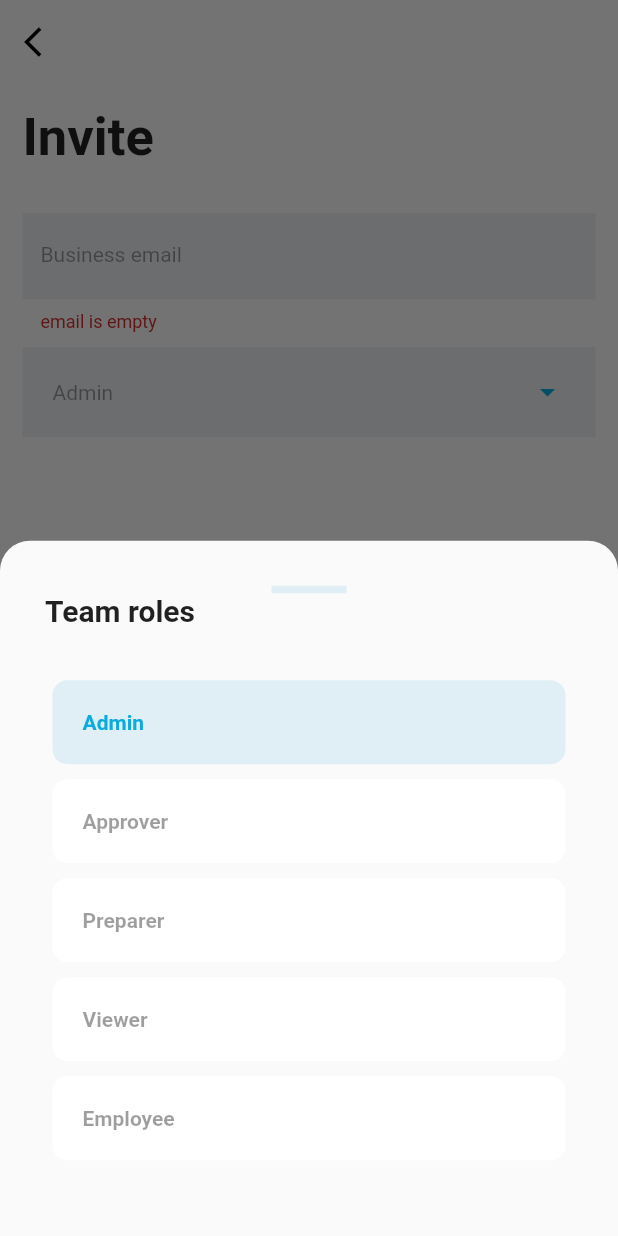
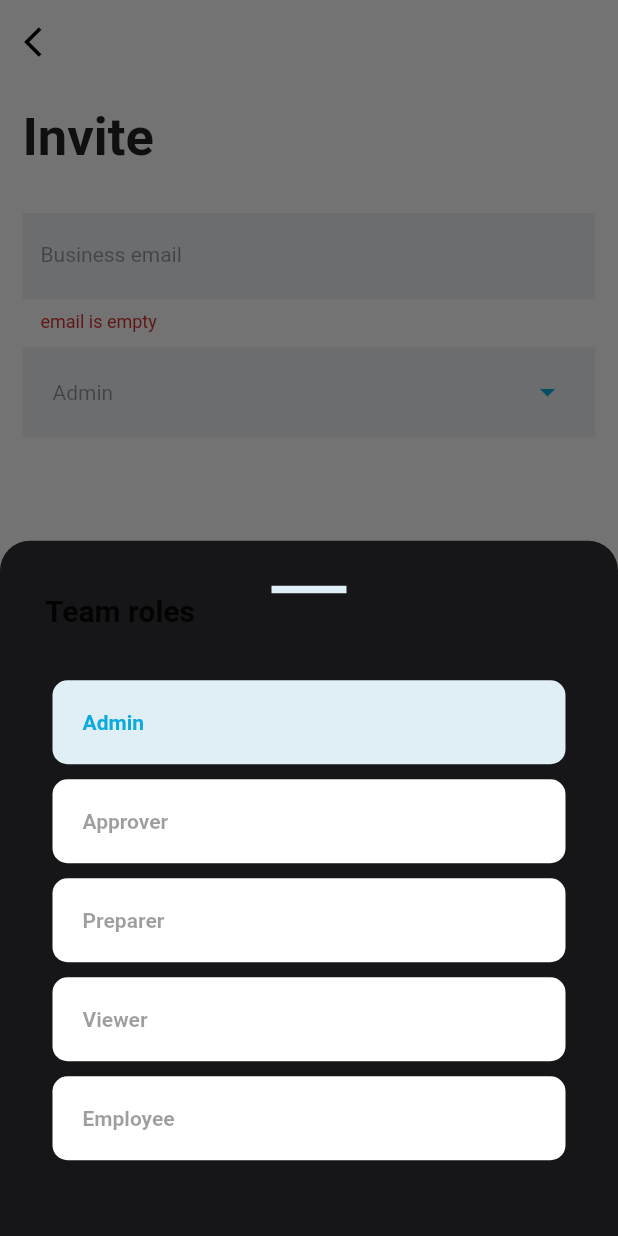
Before and after one commit to shanmugam28/Marlo-Task, a Flutter app: the InviteScreen screen opened directly, after a tap on "Continue", after a tap on "Admin", on a phone screen of 412 x 824 dp. Run offline on Flutter 3.47's test engine with Material 2 defaults, Android fonts, the phone set to English and light mode, and no system bars.

Commit message:
implemented dark theme

```diff
--- a/lib/api_manager.dart
+++ b/lib/api_manager.dart
@@ -58,7 +58,6 @@ class ApiManager {
             InvitedContact.fromJson(invite),
           );
         });
-        debugPrint("ApiManager getAllPeople: checkzzz contacts ${allContacts.length}");
       }
     }
     return {
--- a/lib/constants.dart
+++ b/lib/constants.dart
@@ -47,6 +47,17 @@ ThemeData darkTheme = ThemeData(
   accentColor: accentColor,
   primarySwatch: accentColor,
   bottomNavigationBarTheme: bottomNavigationBarTheme,
+  scaffoldBackgroundColor: Colors.black,
+  appBarTheme: const AppBarTheme(
+    color: Colors.black,
+    elevation: 0.0,
+    titleTextStyle: TextStyle(
+      fontWeight: FontWeight.bold,
+      fontSize: 30.0,
+      color: Colors.white,
+    ),
+    actionsIconTheme: IconThemeData(color: disabledColor),
+  ),
 );
 
 BottomNavigationBarThemeData get bottomNavigationBarTheme => const BottomNavigationBarThemeData(
--- a/lib/screens/invite_screen.dart
+++ b/lib/screens/invite_screen.dart
@@ -3,6 +3,7 @@ import 'package:marlo_task/api_manager.dart';
 import 'package:marlo_task/contact_atributes/invite_contact.dart';
 import 'package:marlo_task/providers/data_manager.dart';
 import 'package:marlo_task/widgets/my_app_bar.dart';
+import 'package:provider/provider.dart';
 import 'package:uuid/uuid.dart';
 
 import '../contact_atributes/Role.dart';
@@ -113,7 +114,6 @@ class _ContinueButtonState extends State<_ContinueButton> {
 
   _onTap() async {
     String email = widget.emailTextController.text.trim();
-    debugPrint("_ContinueButtonState build: checkzzz is email empty ${email.isEmpty} and role ${widget.role.call()}");
     if (email.isEmpty) {
       widget.emailError?.call('email is empty');
       return;
@@ -151,7 +151,7 @@ class _ContinueButtonState extends State<_ContinueButton> {
       } else {
         if (response?.error == 'EMAIL_EXISTS') {
           widget.emailError?.call('Email already exist');
-        } else if(response?.error == 'INVALID_EMAIL'){
+        } else if (response?.error == 'INVALID_EMAIL') {
           widget.emailError?.call('Enter a valid email');
         }
       }
@@ -177,6 +177,7 @@ class _EmailTextField extends StatelessWidget {
 
   @override
   Widget build(BuildContext context) {
+    DataManager dataManager = Provider.of<DataManager>(context, listen: false);
     return TextField(
       controller: controller,
       cursorColor: Theme.of(context).disabledColor,
@@ -188,7 +189,7 @@ class _EmailTextField extends StatelessWidget {
           color: Theme.of(context).disabledColor,
           fontSize: 14.0,
         ),
-        fillColor: const Color(0xFFE9EEF0),
+        fillColor: dataManager.isDarkTheme ? const Color(0xFF232323) : const Color(0xFFE9EEF0),
         filled: true,
       ),
     );
@@ -213,15 +214,18 @@ class _RoleSelectorState extends State<_RoleSelector> {
   Role? selectedRole;
   List<Role> roles = List.from(Role.values)..removeAt(0);
 
+  late DataManager dataManager;
+
   @override
   Widget build(BuildContext context) {
+    dataManager = Provider.of<DataManager>(context, listen: false);
     return InkWell(
       onTap: _showBottomSheet,
       child: Container(
         height: 60.0,
         width: double.infinity,
-        decoration: const BoxDecoration(
-          color: Color(0xFFE9EEF0),
+        decoration: BoxDecoration(
+          color: dataManager.isDarkTheme ? const Color(0xFF232323) : const Color(0xFFE9EEF0),
         ),
         padding: const EdgeInsets.symmetric(horizontal: 20.0),
         child: Row(
@@ -246,6 +250,7 @@ class _RoleSelectorState extends State<_RoleSelector> {
     Role innerRole = selectedRole ?? widget.role;
     await showModalBottomSheet(
       context: context,
+      backgroundColor: const Color(0xFF161618),
       shape: const RoundedRectangleBorder(
         borderRadius: BorderRadius.only(
           topRight: Radius.circular(20.0),
@@ -260,7 +265,7 @@ class _RoleSelectorState extends State<_RoleSelector> {
               Container(
                 height: 5.0,
                 width: 50.0,
-                color: const Color(0xFFDFEFF5),
+                color: dataManager.isDarkTheme ? const Color(0xFF032935) : const Color(0xFFDFEFF5),
               ),
               Row(
                 children: const [
@@ -294,7 +299,9 @@ class _RoleSelectorState extends State<_RoleSelector> {
                     },
                     child: Container(
                       decoration: BoxDecoration(
-                        color: innerRole == roles[index] ? const Color(0xFFDFEFF5) : Colors.white,
+                        color: innerRole == roles[index]
+                            ? (dataManager.isDarkTheme ? const Color(0xFF032935) : const Color(0xFFDFEFF5))
+                            : dataManager.isDarkTheme ? const Color(0xFF232323) : Colors.white,
                         borderRadius: BorderRadius.circular(10.0),
                       ),
                       padding: const EdgeInsets.all(20.0),
```
Also changed, not shown: lib/marlo_app.dart (+7 -1 lines), lib/screens/contracts_screen.dart (+16 -5 lines).
